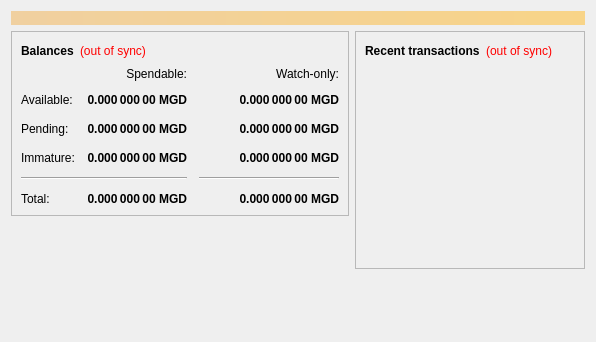
The window that src/qt/forms/overviewpage.ui (MassGrid/MassGrid) describes before a commit, drawn with Qt 5.
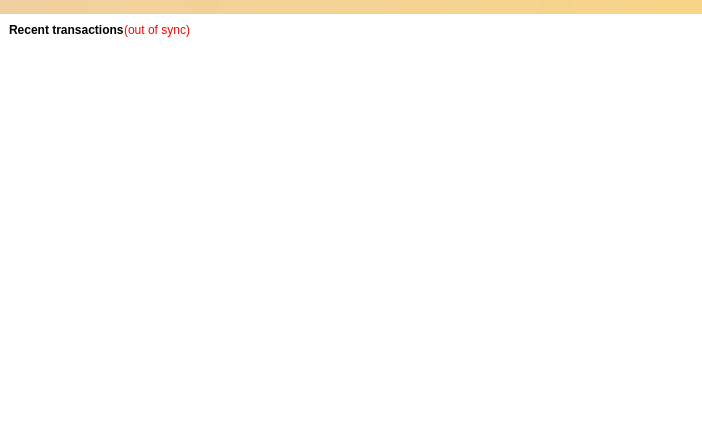
The same window after the commit.

```diff
--- a/src/qt/forms/overviewpage.ui
+++ b/src/qt/forms/overviewpage.ui
@@ -6,33 +6,47 @@
    <rect>
     <x>0</x>
     <y>0</y>
-    <width>596</width>
-    <height>342</height>
+    <width>702</width>
+    <height>430</height>
    </rect>
   </property>
   <property name="windowTitle">
    <string>Form</string>
   </property>
-  <layout class="QVBoxLayout" name="topLayout">
-   <item>
-    <widget class="QLabel" name="labelAlerts">
-     <property name="visible">
-      <bool>false</bool>
-     </property>
      <property name="styleSheet">
-      <string notr="true">background-color: qlineargradient(x1: 0, y1: 0, x2: 1, y2: 0, stop:0 #F0D0A0, stop:1 #F8D488); color:#000000;</string>
-     </property>
-     <property name="wordWrap">
-      <bool>true</bool>
-     </property>
-     <property name="margin">
-      <number>3</number>
-     </property>
-    </widget>
-   </item>
-   <item>
-    <layout class="QHBoxLayout" name="horizontalLayout" stretch="1,1">
-     <item>
+   <string notr="true">QWidget{
+border:hidden;
+	background-color: rgb(255, 255, 255);
+}</string>
+  </property>
+  <layout class="QGridLayout" name="gridLayout_2">
+   <property name="leftMargin">
+    <number>0</number>
+   </property>
+   <property name="topMargin">
+    <number>0</number>
+   </property>
+   <property name="rightMargin">
+    <number>0</number>
+   </property>
+   <property name="bottomMargin">
+    <number>0</number>
+   </property>
+   <item row="0" column="0">
+    <widget class="QStackedWidget" name="stackedWidget">
+     <property name="currentIndex">
+      <number>1</number>
+     </property>
+     <widget class="QWidget" name="page_3">
+      <widget class="QWidget" name="">
+       <property name="geometry">
+        <rect>
+         <x>80</x>
+         <y>20</y>
+         <width>436</width>
+         <height>252</height>
+        </rect>
+       </property>
       <layout class="QVBoxLayout" name="verticalLayout_2">
        <item>
         <widget class="QFrame" name="frame">
@@ -403,20 +417,55 @@
         </spacer>
        </item>
       </layout>
-     </item>
-     <item>
-      <layout class="QVBoxLayout" name="verticalLayout_3">
-       <item>
-        <widget class="QFrame" name="frame_2">
-         <property name="frameShape">
-          <enum>QFrame::StyledPanel</enum>
-         </property>
-         <property name="frameShadow">
-          <enum>QFrame::Raised</enum>
-         </property>
+      </widget>
+     </widget>
+     <widget class="QWidget" name="page_4">
          <layout class="QVBoxLayout" name="verticalLayout">
+       <property name="spacing">
+        <number>0</number>
+       </property>
+       <property name="leftMargin">
+        <number>0</number>
+       </property>
+       <property name="topMargin">
+        <number>0</number>
+       </property>
+       <property name="rightMargin">
+        <number>0</number>
+       </property>
+       <property name="bottomMargin">
+        <number>0</number>
+       </property>
+       <item>
+        <widget class="QLabel" name="labelAlerts">
+         <property name="visible">
+          <bool>true</bool>
+         </property>
+         <property name="styleSheet">
+          <string notr="true">background-color: qlineargradient(x1: 0, y1: 0, x2: 1, y2: 0, stop:0 #F0D0A0, stop:1 #F8D488); color:#000000;</string>
+         </property>
+         <property name="wordWrap">
+          <bool>true</bool>
+         </property>
+         <property name="margin">
+          <number>3</number>
+         </property>
+        </widget>
+       </item>
           <item>
            <layout class="QHBoxLayout" name="horizontalLayout_2">
+         <property name="leftMargin">
+          <number>9</number>
+         </property>
+         <property name="topMargin">
+          <number>6</number>
+         </property>
+         <property name="rightMargin">
+          <number>0</number>
+         </property>
+         <property name="bottomMargin">
+          <number>6</number>
+         </property>
             <item>
              <widget class="QLabel" name="label_4">
               <property name="font">
@@ -485,23 +534,7 @@
           </item>
          </layout>
         </widget>
-       </item>
-       <item>
-        <spacer name="verticalSpacer_2">
-         <property name="orientation">
-          <enum>Qt::Vertical</enum>
-         </property>
-         <property name="sizeHint" stdset="0">
-          <size>
-           <width>20</width>
-           <height>40</height>
-          </size>
-         </property>
-        </spacer>
-       </item>
-      </layout>
-     </item>
-    </layout>
+    </widget>
    </item>
   </layout>
  </widget>
```
Lines whose indentation alone changed are shown as unchanged.
